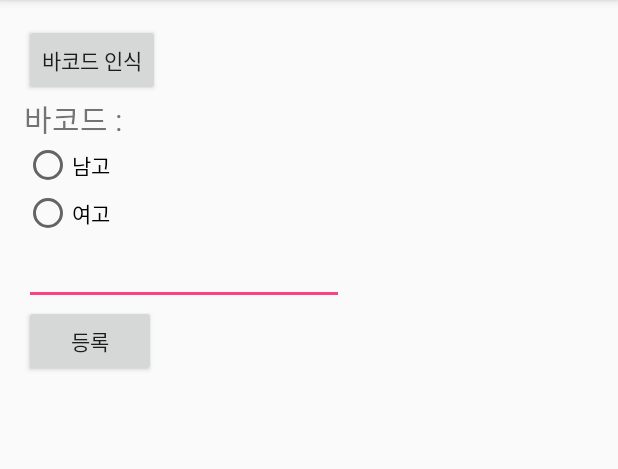
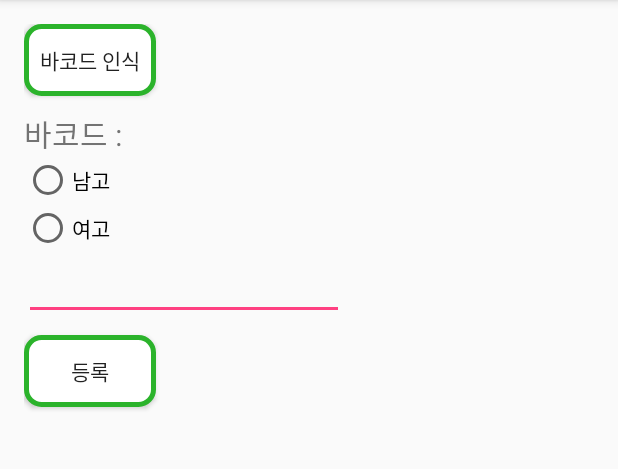
Before and after one commit to ms214/CheongwonPay2.0-Android, an Android app: the UserMatchingActivity screen opened directly, with no data from a screen before it, on a phone screen of 412 x 824 dp, the part 84-553 px from its top. Run offline under Robolectric (Android 15) with nearby library versions, the phone set to English and light mode, and no system bars; libraries missing offline, so code that uses them is left out: me.sudar.zxingorient.

Commit message:
first Commit

```diff
--- a/app/src/main/java/kr/ms214/cheongwonpay20/NetworkThread.java
+++ b/app/src/main/java/kr/ms214/cheongwonpay20/NetworkThread.java
@@ -20,7 +20,7 @@ public class NetworkThread extends HandlerThread {
 
     public static NetworkThread instance = null;
 
-    public Handler networkHandler = null;
+    public static  Handler networkHandler = null;
 
     public Socket socket = null;
     public DataOutputStream dos = null;
@@ -29,7 +29,7 @@ public class NetworkThread extends HandlerThread {
     public static final int OP_LOGIN = 1, OP_PURCHASE = 2, OP_ADD_ITEM = 3, OP_RF_BAL = 4, OP_GetGoodsList = 5, OP_GetRefundList = 6, OP_Refund = 7, OP_ATD = 10, OP_EditGoods = 11, OP_DeleteGoods = 12, OP_EditPW = 13, OP_GetName = 14, OP_UserMatching = 15, OP_PURCHASE_RS_OverLimit = 104, OP_PURCHASE_RS_UserNull = 106, OP_PURCHASE_RS_Success = 105;//통신시 이용하는 명령 코드(OP-Code)를 정수 데이터타입으로 저장한다.
     public static final String OP_GetGoodsListFin = "##";// 통신시 이용하는 명령 코드(OP-Code)를 문자 데이터타입으로 저장한다. 이 코드만 문자형으로 사용하는 이유는 아래에서 DataInputStream할 때 문자형으로 불러오기 때문이다
 
-    public static final String SERVER_IP = "1.239.157.158";
+    public static final String SERVER_IP = "192.168.214.132"; //서버IP준비 String 형식으로 작성해야함(서버호스팅 시 입력)
     public static final int SERVER_PORT = 923;
 
     public static void prepare(){
--- /dev/null
+++ b/app/src/main/res/drawable/button_line.xml
@@ -0,0 +1,19 @@
+<?xml version="1.0" encoding="utf-8"?>
+<shape
+    xmlns:android="http://schemas.android.com/apk/res/android"
+    android:shape="rectangle">
+
+    <solid android:color="#ffffff" />
+
+    <padding
+        android:bottom="8dp"
+        android:left="8dp"
+        android:right="8dp"
+        android:top="8dp"/>
+
+    <stroke
+        android:width="3dp"
+        android:color="@color/colorPrimaryDark"/>
+    <corners android:radius="10dip"/>
+
+</shape>
--- a/app/src/main/res/layout/activity_goodsadd.xml
+++ b/app/src/main/res/layout/activity_goodsadd.xml
@@ -25,5 +25,6 @@
         android:layout_height="wrap_content"
         android:text="등록"
         android:layout_gravity="center_horizontal"
-        android:id="@+id/btn_add" />
+        android:id="@+id/btn_add"
+        android:background="@drawable/button_line"/>
 </LinearLayout>
--- a/app/src/main/res/layout/activity_login.xml
+++ b/app/src/main/res/layout/activity_login.xml
@@ -8,7 +8,7 @@
     android:paddingLeft="@dimen/activity_horizontal_margin"
     android:paddingRight="@dimen/activity_horizontal_margin"
     android:paddingTop="@dimen/activity_vertical_margin"
-    tools:context="com.parkjeongseop.cheongwonpay.LoginActivity">
+    tools:context="kr.ms214.cheongwonpay20.LoginActivity">
 
     <!-- Login progress -->
     <ProgressBar
@@ -70,7 +70,8 @@
                 android:layout_height="wrap_content"
                 android:layout_marginTop="16dp"
                 android:text="@string/action_sign_in"
-                android:textStyle="bold" />
+                android:textStyle="bold"
+                android:background="@drawable/button_line"/>
 
         </LinearLayout>
     </ScrollView>
--- a/app/src/main/res/layout/activity_usermatching.xml
+++ b/app/src/main/res/layout/activity_usermatching.xml
@@ -15,7 +15,9 @@
         android:layout_alignParentTop="true"
         android:layout_alignParentLeft="true"
         android:layout_alignParentStart="true"
-        android:onClick="onClickedBar" />
+        android:onClick="onClickedBar"
+        android:layout_marginBottom="10dp"
+        android:background="@drawable/button_line"/>
 
     <!--바코드인식결과 TextView-->
     <TextView
@@ -68,6 +70,8 @@
         android:layout_below="@+id/et_Student_ID"
         android:layout_alignLeft="@+id/et_Student_ID"
         android:layout_alignStart="@+id/et_Student_ID"
-        android:onClick="onClicked" />
+        android:onClick="onClicked"
+        android:layout_marginTop="10dp"
+        android:background="@drawable/button_line"/>
 
 </RelativeLayout>
--- a/app/src/main/res/values/colors.xml
+++ b/app/src/main/res/values/colors.xml
@@ -1,6 +1,6 @@
 <?xml version="1.0" encoding="utf-8"?>
 <resources>
     <color name="colorPrimary">#32cd32</color>
-    <color name="colorPrimaryDark">#32cd32</color>
+    <color name="colorPrimaryDark">#2bb32b</color>
     <color name="colorAccent">#FF4081</color>
 </resources>
```
Also changed, not shown: app/src/main/res/layout/activity_main.xml (+10 -4 lines).
